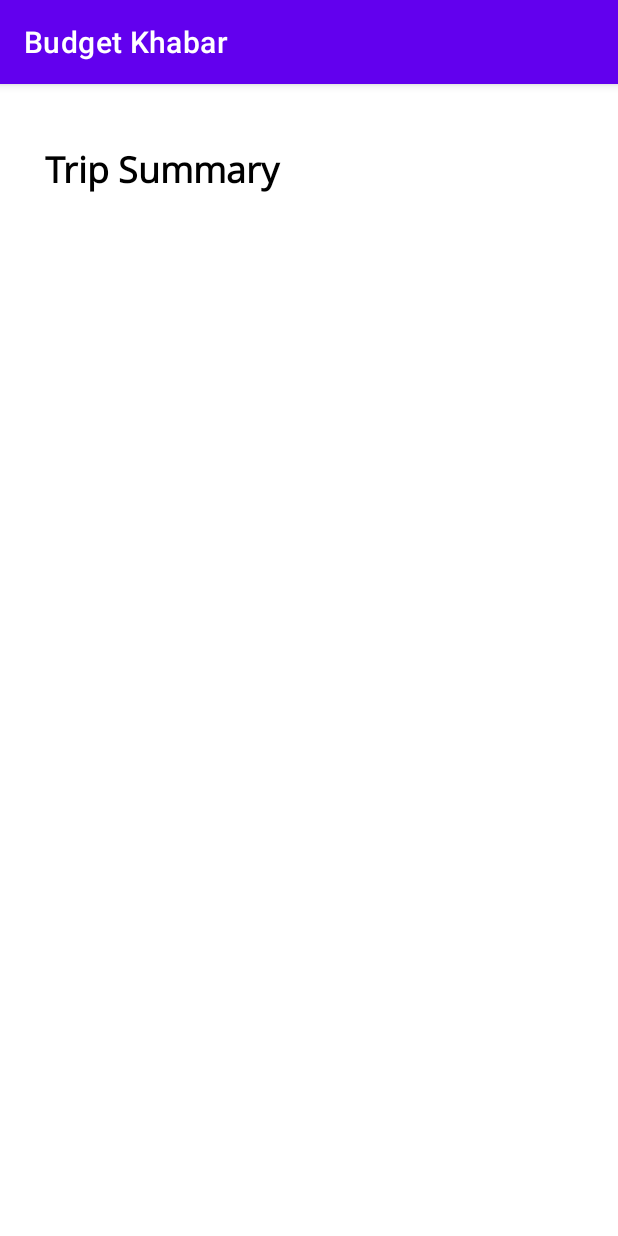
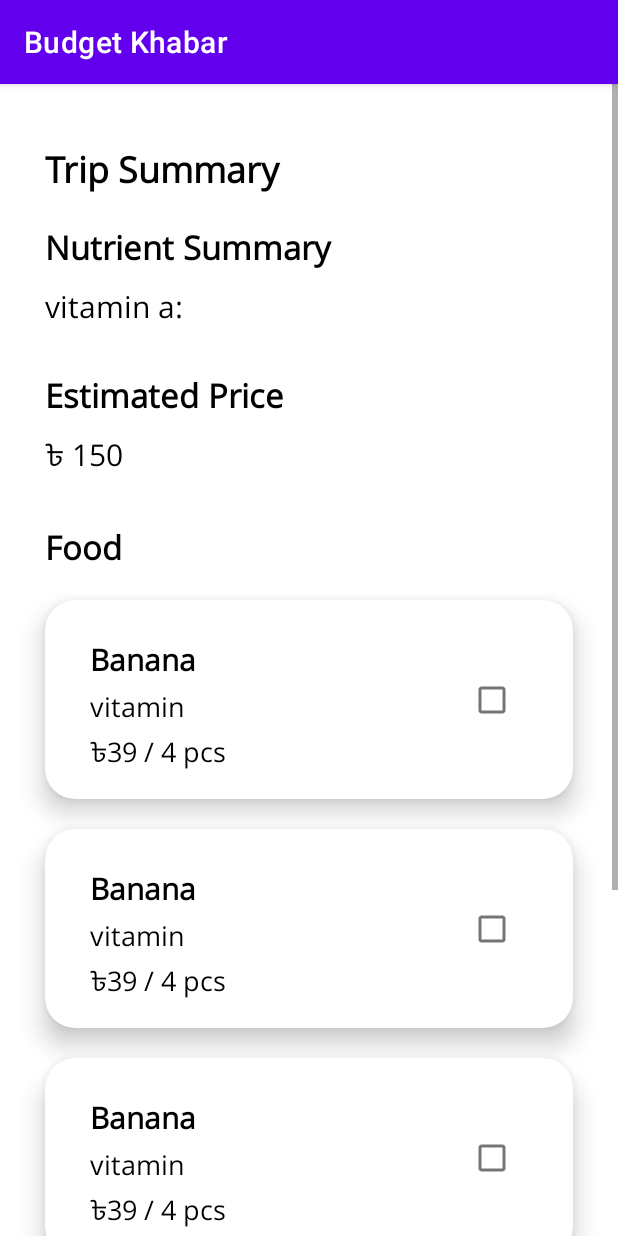
Before and after one commit to zjayee/Hack-The-Globe-Budget-Khabar-22, an Android app: the NutritionalValueFragment screen opened through its navigation route, on a phone screen of 412 x 824 dp. Run offline under Robolectric (Android 15) with nearby library versions, the light colour scheme and no system bars.

Commit message:
nutrition summary fragment

```diff
--- a/app/src/main/res/layout/food_item_card.xml
+++ b/app/src/main/res/layout/food_item_card.xml
@@ -46,6 +46,23 @@
             android:layout_marginBottom="10dp"
             />
 
+        <TextView
+            android:id="@+id/price_textview"
+            android:layout_width="0dp"
+            android:layout_height="wrap_content"
+            android:text="৳39 / 4 pcs"
+            android:fontFamily="@font/open_sans"
+            android:textSize="18sp"
+            android:textColor="@color/black"
+            app:layout_constraintTop_toBottomOf="@id/nutrition_textview"
+            app:layout_constraintLeft_toLeftOf="parent"
+            app:layout_constraintRight_toLeftOf="@id/checkbox"
+            android:layout_marginLeft="30dp"
+            android:layout_marginRight="10dp"
+            android:layout_marginTop="5dp"
+            android:layout_marginBottom="10dp"
+            />
+
         <CheckBox
             android:id="@+id/checkbox"
             android:layout_width="wrap_content"
@@ -60,7 +77,7 @@
             android:layout_width="match_parent"
             android:layout_height="1dp"
             android:layout_marginTop="15dp"
-            app:layout_constraintTop_toBottomOf="@id/nutrition_textview"
+            app:layout_constraintTop_toBottomOf="@id/price_textview"
             />
 
     </androidx.constraintlayout.widget.ConstraintLayout>
--- a/app/src/main/res/layout/fragment_nutritional_value.xml
+++ b/app/src/main/res/layout/fragment_nutritional_value.xml
@@ -7,7 +7,9 @@
 
     <LinearLayout
         android:layout_width="match_parent"
-        android:layout_height="wrap_content">
+        android:layout_height="wrap_content"
+        android:orientation="vertical"
+        >
 
         <TextView
             android:id="@+id/trip_summary_textview"
@@ -22,6 +24,95 @@
             android:layout_marginTop="40dp"
             />
 
+        <TextView
+            android:layout_width="match_parent"
+            android:layout_height="wrap_content"
+            android:fontFamily="@font/open_sans"
+            android:layout_marginHorizontal="30dp"
+            android:text="@string/nutrient_summary"
+            android:textStyle="bold"
+            android:textSize="22sp"
+            android:textColor="@color/black"
+            android:layout_marginTop="20dp"
+            android:layout_marginBottom="10dp"
+            />
+
+        <TextView
+            android:layout_width="match_parent"
+            android:layout_height="wrap_content"
+            android:fontFamily="@font/open_sans"
+            android:layout_marginHorizontal="30dp"
+            android:text="vitamin a:"
+            android:textSize="20sp"
+            android:textColor="@color/black"
+
+            android:layout_marginBottom="10dp"
+            />
+
+        <TextView
+            android:layout_width="match_parent"
+            android:layout_height="wrap_content"
+            android:fontFamily="@font/open_sans"
+            android:layout_marginHorizontal="30dp"
+            android:text="@string/estimated_price"
+            android:textStyle="bold"
+            android:textSize="22sp"
+            android:textColor="@color/black"
+            android:layout_marginTop="20dp"
+            android:layout_marginBottom="10dp"
+            />
+
+        <TextView
+            android:layout_width="match_parent"
+            android:layout_height="wrap_content"
+            android:fontFamily="@font/open_sans"
+            android:layout_marginHorizontal="30dp"
+            android:text="৳ 150"
+            android:textSize="20sp"
+            android:textColor="@color/black"
+
+            android:layout_marginBottom="10dp"
+            />
+
+        <TextView
+            android:layout_width="match_parent"
+            android:layout_height="wrap_content"
+            android:fontFamily="@font/open_sans"
+            android:layout_marginHorizontal="30dp"
+            android:text="@string/selected_food"
+            android:textStyle="bold"
+            android:textSize="22sp"
+            android:textColor="@color/black"
+            android:layout_marginTop="20dp"
+            android:layout_marginBottom="10dp"
+            />
+
+        <include
+            android:id="@+id/banana"
+            layout="@layout/food_item_card"
+            />
+
+        <include
+            android:id="@+id/banana"
+            layout="@layout/food_item_card"
+            />
+
+        <include
+            android:id="@+id/banana"
+            layout="@layout/food_item_card"
+            />
+
+        <include
+            android:id="@+id/banana"
+            layout="@layout/food_item_card"
+            />
+
+        <include
+            android:id="@+id/banana"
+            layout="@layout/food_item_card"
+            />
+
+
     </LinearLayout>
 
 </ScrollView>
--- a/app/src/main/res/values/strings.xml
+++ b/app/src/main/res/values/strings.xml
@@ -27,6 +27,9 @@
     <string name="grain">Grain</string>
     <string name="dairy">Dairy</string>
     <string name="trip_summary">Trip Summary</string>
+    <string name="selected_food">Food</string>
+    <string name="nutrient_summary">Nutrient Summary</string>
+    <string name="estimated_price">Estimated Price</string>
 
     <string-array name="allergies_array">
         <item>Eggs</item>
```
